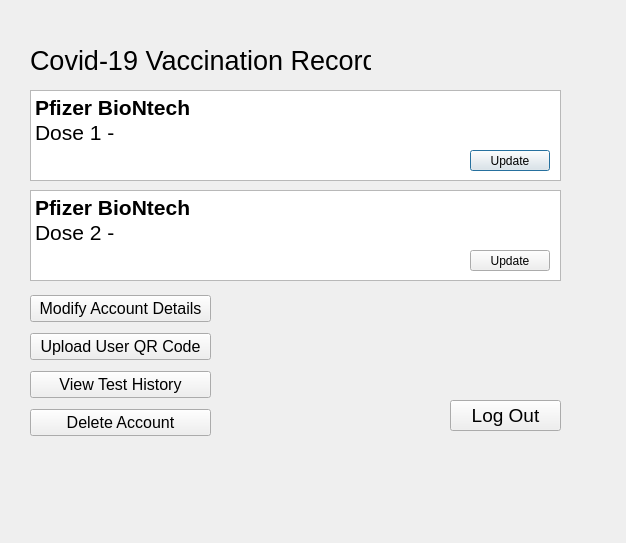
SourPanda13/106-Group-Assignment, file L_A_B_Final_Project/adminmainpage.ui: the form before one commit.
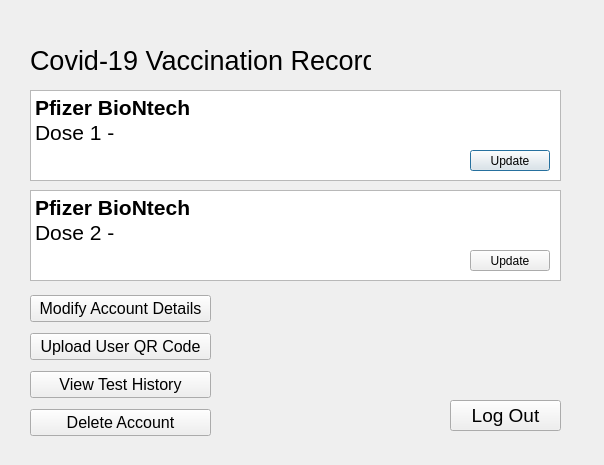
The form after the commit.

Commit message: Window name changed

The edit to the form file:
```diff
--- a/L_A_B_Final_Project/adminmainpage.ui
+++ b/L_A_B_Final_Project/adminmainpage.ui
@@ -6,8 +6,8 @@
    <rect>
     <x>0</x>
     <y>0</y>
-    <width>626</width>
-    <height>543</height>
+    <width>604</width>
+    <height>465</height>
    </rect>
   </property>
   <property name="windowTitle">
```
The commit also changes 4 other files.
